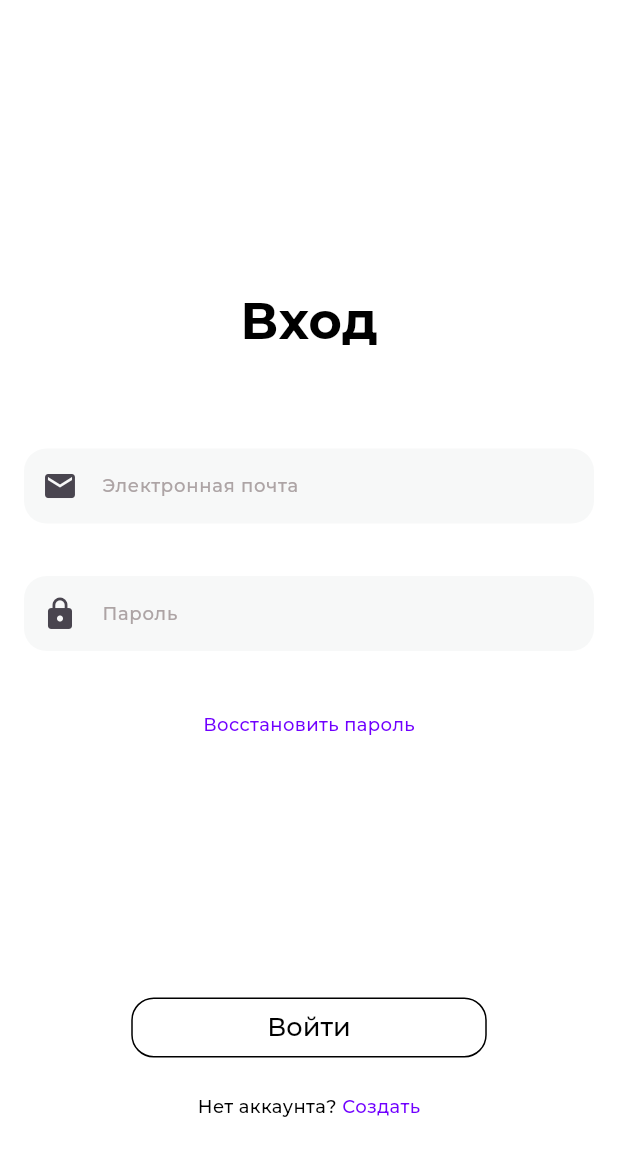
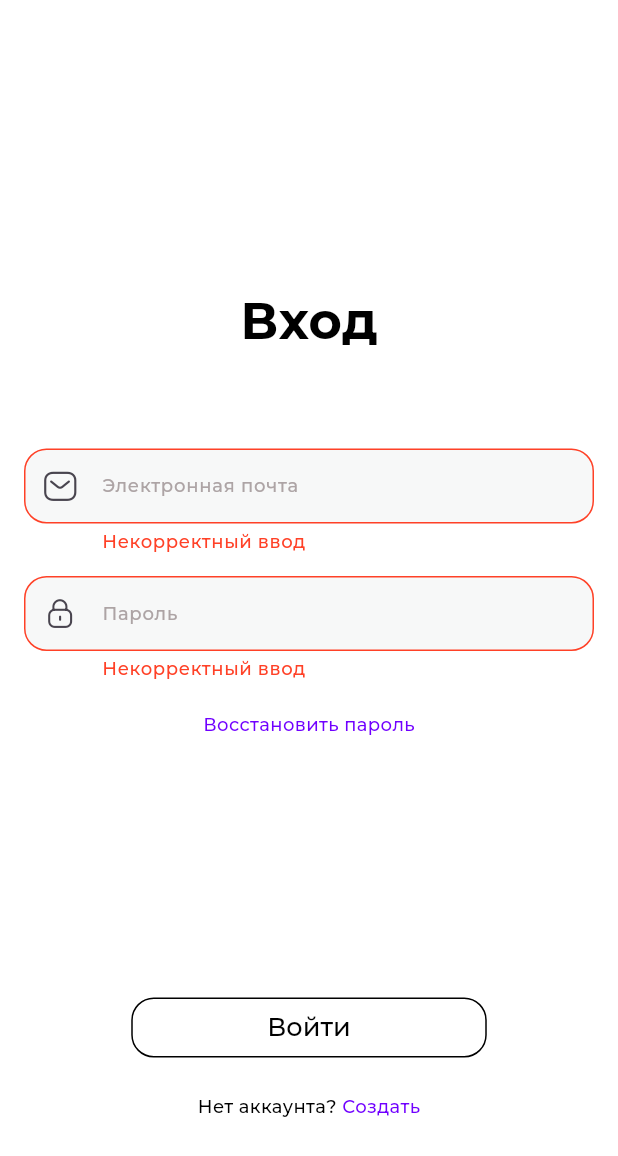
Before and after one commit to MikhailKostyrya/AllService_Mobile, a Flutter app: the screen it shows after launch, on a phone screen of 412 x 824 dp. Shown: the top 1156 px of the screen. Run offline on Flutter 3.47's test engine with Material 3 defaults, Android fonts, the phone set to English and light mode, and no system bars; our stand-ins replace auto_route, google_fonts.

Commit message:
P24SA-3 fix: update icons from figma, create fonts

```diff
--- a/lib/features/auth/ui/authorization_screen/authorization_screen.dart
+++ b/lib/features/auth/ui/authorization_screen/authorization_screen.dart
@@ -1,4 +1,5 @@
 import 'package:allservice/res/constants/constants.dart';
+import 'package:allservice/res/icons/all_service_icons.dart';
 import 'package:auto_route/annotations.dart';
 import 'package:flutter/material.dart';
 
@@ -31,8 +32,8 @@ class _AuthorizationScreenState extends State<AuthorizationScreen> {
                   controller: emailController,
                   decoration: const InputDecoration(
                     labelText: 'Электронная почта',
-                    prefixIcon:  Icon(Icons.email),
-                    //errorText: 'Некорректный ввод'
+                    prefixIcon:  Icon(AllServiceIcons.email, size: 20),
+                    errorText: 'Некорректный ввод'
                   ),
                 ),
               ),
@@ -42,8 +43,8 @@ class _AuthorizationScreenState extends State<AuthorizationScreen> {
                   controller: passwirdController,
                   decoration: const InputDecoration(
                     labelText: 'Пароль',
-                    prefixIcon: Icon(Icons.lock),
-                    //errorText: 'Некорректный ввод'
+                    prefixIcon: Icon(AllServiceIcons.lock, size: 20),
+                    errorText: 'Некорректный ввод'
                   ),
                 ),
               ),
--- /dev/null
+++ b/lib/res/icons/all_service_icons.dart
@@ -0,0 +1,16 @@
+import 'package:flutter/widgets.dart';
+
+class AllServiceIcons {
+  AllServiceIcons._();
+
+  static const _kFontFam = 'AllServiceIcons';
+  static const String? _kFontPkg = null;
+
+  static const IconData profile = IconData(0xe800, fontFamily: _kFontFam, fontPackage: _kFontPkg);
+  static const IconData calendar = IconData(0xe801, fontFamily: _kFontFam, fontPackage: _kFontPkg);
+  static const IconData home = IconData(0xe802, fontFamily: _kFontFam, fontPackage: _kFontPkg);
+  static const IconData search = IconData(0xe803, fontFamily: _kFontFam, fontPackage: _kFontPkg);
+  static const IconData list = IconData(0xe804, fontFamily: _kFontFam, fontPackage: _kFontPkg);
+  static const IconData email = IconData(0xe805, fontFamily: _kFontFam, fontPackage: _kFontPkg);
+  static const IconData lock = IconData(0xe806, fontFamily: _kFontFam, fontPackage: _kFontPkg);
+}
```
Also changed, not shown: pubspec.yaml (+4 -4 lines), assets/fonts/AllServiceIcons.ttf (added), assets/icons/calendar.svg (added), assets/icons/email.svg (added), assets/icons/home.svg (added), assets/icons/list.svg (added), assets/icons/lock.svg (added), assets/icons/profile.svg (added), assets/icons/search.svg (added).
